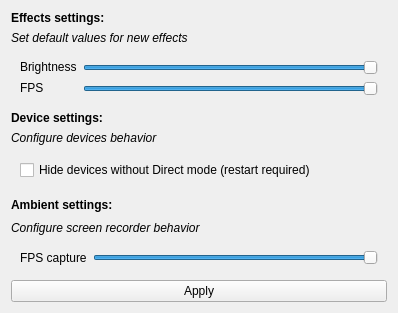
Above: GlobalSettings.ui from DLdota/OpenRGBEffectsPlugin before the change. Below: the same form after it.
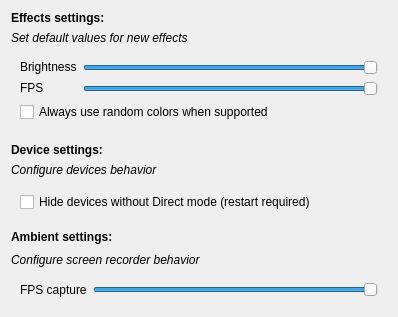
That is the form after the change. Custom widgets are drawn as their Qt base class.

Commit message: Added Prefered and Random colors to global settings, fix memleak, autosave on popup close

```diff
--- a/GlobalSettings.ui
+++ b/GlobalSettings.ui
@@ -7,7 +7,7 @@
     <x>0</x>
     <y>0</y>
     <width>398</width>
-    <height>331</height>
+    <height>345</height>
    </rect>
   </property>
   <property name="minimumSize">
@@ -19,17 +19,10 @@
   <property name="windowTitle">
    <string>Form</string>
   </property>
-  <layout class="QGridLayout" name="gridLayout" rowstretch="0,0,0,0,0,0,0,0,0,0">
+  <layout class="QGridLayout" name="gridLayout" rowstretch="0,0,0,0,0,0,0,0,0">
    <property name="sizeConstraint">
     <enum>QLayout::SetMaximumSize</enum>
    </property>
-   <item row="9" column="0">
-    <widget class="QPushButton" name="applyButton">
-     <property name="text">
-      <string>Apply</string>
-     </property>
-    </widget>
-   </item>
    <item row="3" column="0">
     <widget class="QLabel" name="label">
      <property name="sizePolicy">
@@ -74,6 +67,67 @@
      </property>
     </widget>
    </item>
+   <item row="7" column="0">
+    <widget class="QLabel" name="ambientInfoLabel">
+     <property name="sizePolicy">
+      <sizepolicy hsizetype="Preferred" vsizetype="Fixed">
+       <horstretch>0</horstretch>
+       <verstretch>0</verstretch>
+      </sizepolicy>
+     </property>
+     <property name="font">
+      <font>
+       <italic>true</italic>
+      </font>
+     </property>
+     <property name="text">
+      <string>Configure screen recorder behavior</string>
+     </property>
+     <property name="textFormat">
+      <enum>Qt::PlainText</enum>
+     </property>
+    </widget>
+   </item>
+   <item row="6" column="0">
+    <widget class="QLabel" name="ambientSettingsLabel">
+     <property name="sizePolicy">
+      <sizepolicy hsizetype="Preferred" vsizetype="Fixed">
+       <horstretch>0</horstretch>
+       <verstretch>0</verstretch>
+      </sizepolicy>
+     </property>
+     <property name="minimumSize">
+      <size>
+       <width>0</width>
+       <height>15</height>
+      </size>
+     </property>
+     <property name="maximumSize">
+      <size>
+       <width>16777215</width>
+       <height>20</height>
+      </size>
+     </property>
+     <property name="font">
+      <font>
+       <weight>75</weight>
+       <bold>true</bold>
+      </font>
+     </property>
+     <property name="layoutDirection">
+      <enum>Qt::LeftToRight</enum>
+     </property>
+     <property name="text">
+      <string>Ambient settings:</string>
+     </property>
+     <property name="textFormat">
+      <enum>Qt::PlainText</enum>
+     </property>
+     <property name="alignment">
+      <set>Qt::AlignLeading|Qt::AlignLeft|Qt::AlignVCenter</set>
+     </property>
+    </widget>
+   </item>
    <item row="8" column="0">
     <widget class="QFrame" name="ambientFrame">
      <property name="sizePolicy">
@@ -121,8 +175,8 @@
      </layout>
     </widget>
    </item>
-   <item row="7" column="0">
-    <widget class="QLabel" name="ambientInfoLabel">
+   <item row="1" column="0">
+    <widget class="QLabel" name="globalInfoLabel">
      <property name="sizePolicy">
       <sizepolicy hsizetype="Preferred" vsizetype="Fixed">
        <horstretch>0</horstretch>
@@ -135,13 +189,59 @@
       </font>
      </property>
      <property name="text">
-      <string>Configure screen recorder behavior</string>
+      <string>Set default values for new effects</string>
      </property>
      <property name="textFormat">
       <enum>Qt::PlainText</enum>
      </property>
     </widget>
    </item>
+   <item row="5" column="0">
+    <widget class="QFrame" name="frame_2">
+     <property name="sizePolicy">
+      <sizepolicy hsizetype="Preferred" vsizetype="Fixed">
+       <horstretch>0</horstretch>
+       <verstretch>0</verstretch>
+      </sizepolicy>
+     </property>
+     <property name="frameShape">
+      <enum>QFrame::NoFrame</enum>
+     </property>
+     <property name="frameShadow">
+      <enum>QFrame::Raised</enum>
+     </property>
+     <layout class="QGridLayout" name="gridLayout_5">
+      <item row="0" column="0">
+       <widget class="QCheckBox" name="hide_unsupportedCheckBox">
+        <property name="layoutDirection">
+         <enum>Qt::LeftToRight</enum>
+        </property>
+        <property name="text">
+         <string>Hide devices without Direct mode (restart required)</string>
+        </property>
+       </widget>
+      </item>
+     </layout>
+    </widget>
+   </item>
+   <item row="4" column="0">
+    <widget class="QLabel" name="label_2">
+     <property name="sizePolicy">
+      <sizepolicy hsizetype="Preferred" vsizetype="Fixed">
+       <horstretch>0</horstretch>
+       <verstretch>0</verstretch>
+      </sizepolicy>
+     </property>
+     <property name="font">
+      <font>
+       <italic>true</italic>
+      </font>
+     </property>
+     <property name="text">
+      <string>Configure devices behavior</string>
+     </property>
+    </widget>
+   </item>
    <item row="2" column="0">
     <widget class="QFrame" name="globalFrame">
      <property name="sizePolicy">
@@ -183,6 +283,13 @@
         </property>
        </widget>
       </item>
+      <item row="3" column="1" colspan="2">
+       <widget class="QCheckBox" name="randomColorsCheckBox">
+        <property name="text">
+         <string>Always use random colors when supported</string>
+        </property>
+       </widget>
+      </item>
       <item row="1" column="2">
        <widget class="QTooltipedSlider" name="brightnessSlider">
         <property name="maximum">
@@ -196,6 +303,9 @@
         </property>
        </widget>
       </item>
+      <item row="4" column="1" colspan="2">
+       <widget class="ColorsPicker" name="preferedColors" native="true"/>
+      </item>
       <item row="2" column="2">
        <widget class="QTooltipedSlider" name="fpsSlider">
         <property name="minimum">
@@ -215,113 +325,6 @@
      </layout>
     </widget>
    </item>
-   <item row="5" column="0">
-    <widget class="QFrame" name="frame_2">
-     <property name="sizePolicy">
-      <sizepolicy hsizetype="Preferred" vsizetype="Fixed">
-       <horstretch>0</horstretch>
-       <verstretch>0</verstretch>
-      </sizepolicy>
-     </property>
-     <property name="frameShape">
-      <enum>QFrame::NoFrame</enum>
-     </property>
-     <property name="frameShadow">
-      <enum>QFrame::Raised</enum>
-     </property>
-     <layout class="QGridLayout" name="gridLayout_5">
-      <item row="0" column="0">
-       <widget class="QCheckBox" name="hide_unsupportedCheckBox">
-        <property name="layoutDirection">
-         <enum>Qt::LeftToRight</enum>
-        </property>
-        <property name="text">
-         <string>Hide devices without Direct mode (restart required)</string>
-        </property>
-       </widget>
-      </item>
-     </layout>
-    </widget>
-   </item>
-   <item row="6" column="0">
-    <widget class="QLabel" name="ambientSettingsLabel">
-     <property name="sizePolicy">
-      <sizepolicy hsizetype="Preferred" vsizetype="Fixed">
-       <horstretch>0</horstretch>
-       <verstretch>0</verstretch>
-      </sizepolicy>
-     </property>
-     <property name="minimumSize">
-      <size>
-       <width>0</width>
-       <height>15</height>
-      </size>
-     </property>
-     <property name="maximumSize">
-      <size>
-       <width>16777215</width>
-       <height>20</height>
-      </size>
-     </property>
-     <property name="font">
-      <font>
-       <weight>75</weight>
-       <bold>true</bold>
-      </font>
-     </property>
-     <property name="layoutDirection">
-      <enum>Qt::LeftToRight</enum>
-     </property>
-     <property name="text">
-      <string>Ambient settings:</string>
-     </property>
-     <property name="textFormat">
-      <enum>Qt::PlainText</enum>
-     </property>
-     <property name="alignment">
-      <set>Qt::AlignLeading|Qt::AlignLeft|Qt::AlignVCenter</set>
-     </property>
-    </widget>
-   </item>
-   <item row="1" column="0">
-    <widget class="QLabel" name="globalInfoLabel">
-     <property name="sizePolicy">
-      <sizepolicy hsizetype="Preferred" vsizetype="Fixed">
-       <horstretch>0</horstretch>
-       <verstretch>0</verstretch>
-      </sizepolicy>
-     </property>
-     <property name="font">
-      <font>
-       <italic>true</italic>
-      </font>
-     </property>
-     <property name="text">
-      <string>Set default values for new effects</string>
-     </property>
-     <property name="textFormat">
-      <enum>Qt::PlainText</enum>
-     </property>
-    </widget>
-   </item>
-   <item row="4" column="0">
-    <widget class="QLabel" name="label_2">
-     <property name="sizePolicy">
-      <sizepolicy hsizetype="Preferred" vsizetype="Fixed">
-       <horstretch>0</horstretch>
-       <verstretch>0</verstretch>
-      </sizepolicy>
-     </property>
-     <property name="font">
-      <font>
-       <italic>true</italic>
-      </font>
-     </property>
-     <property name="text">
-      <string>Configure devices behavior</string>
-     </property>
-    </widget>
-   </item>
   </layout>
  </widget>
  <customwidgets>
@@ -330,6 +333,12 @@
    <extends>QSlider</extends>
    <header location="global">QTooltipedSlider.h</header>
   </customwidget>
+  <customwidget>
+   <class>ColorsPicker</class>
+   <extends>QWidget</extends>
+   <header location="global">ColorsPicker.h</header>
+   <container>1</container>
+  </customwidget>
  </customwidgets>
  <resources/>
  <connections/>
```
The commit also changes 9 other files.
